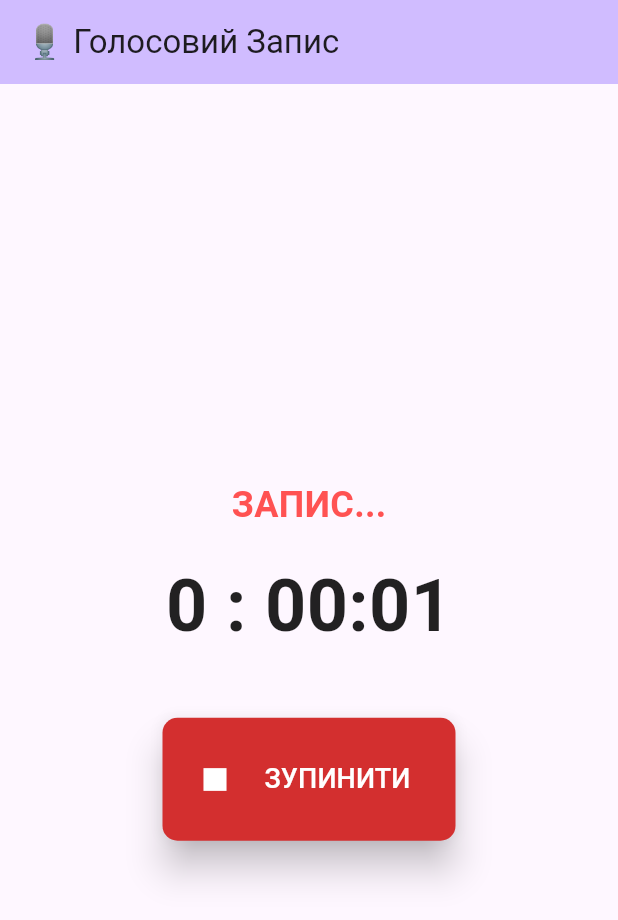
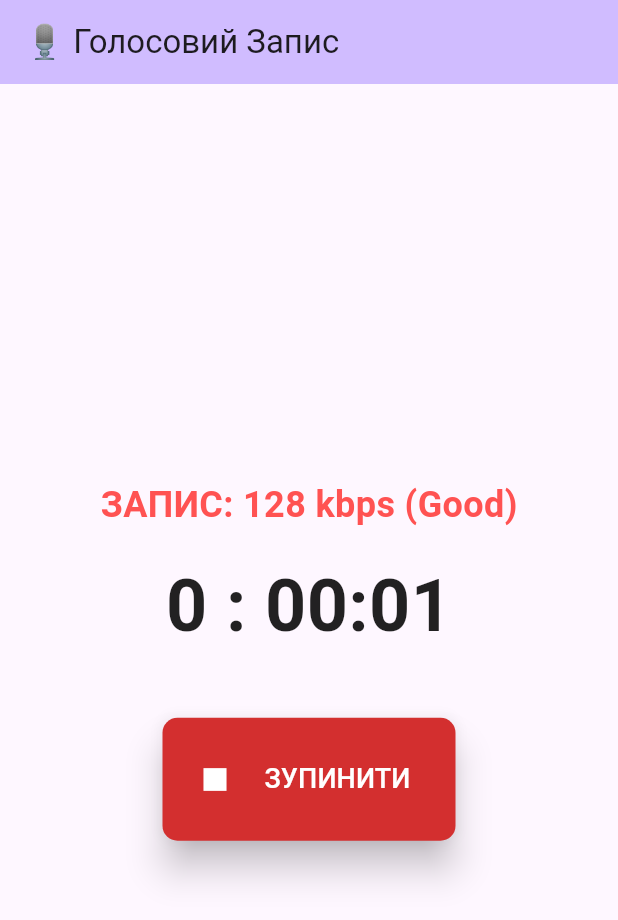
Before and after one commit to NightSDay/AudioRecorderApp, a Flutter app: the screen it shows after launch, after a tap on "ПОЧАТИ ЗАПИС", on a phone screen of 412 x 824 dp. Shown: the top 920 px of the screen. Run offline on Flutter 3.47's test engine with Material 3 defaults, Android fonts, the phone set to English and light mode, and no system bars; our stand-ins replace permission_handler.

Commit message:
timer_audioformat_audioQuality

```diff
--- a/lib/main.dart
+++ b/lib/main.dart
@@ -15,11 +15,7 @@ class MyApp extends StatelessWidget {
     return MaterialApp(
       debugShowCheckedModeBanner: false,
       title: 'Audio Recorder',
-      theme: ThemeData(
-        // Використовуємо Material 3 для сучасного вигляду
-        primarySwatch: Colors.blue,
-        useMaterial3: true,
-      ),
+      theme: ThemeData(primarySwatch: Colors.blue, useMaterial3: true),
       home: const AudioRecorderWidget(),
     );
   }
@@ -37,10 +33,24 @@ class _AudioRecorderWidgetState extends State<AudioRecorderWidget> {
   int secondsElapsed = 0;
   Timer? _timer;
 
+  // 1. Опції бітрейту: [Display Name, Value in bps]
+  // 64000 bps = 64 kbps (низька якість, малий файл)
+  // 128000 bps = 128 kbps (стандартна/хороша якість)
+  // 192000 bps = 192 kbps (висока якість, студійний запис)
+  final List<Map<String, int>> bitRateOptions = const [
+    {'64 kbps (Low)': 64000},
+    {'128 kbps (Good)': 128000},
+    {'192 kbps (High)': 192000},
+  ];
+
+  // 2. Змінна стану для вибраного бітрейту (за замовчуванням 128 kbps)
+  late int _selectedBitRate;
+
   @override
   void initState() {
     super.initState();
-    // Запит дозволів при старті віджета
+    // Ініціалізуємо вибраний бітрейт значенням за замовчуванням
+    _selectedBitRate = bitRateOptions[1].values.first;
     requestPermissions();
   }
 
@@ -50,58 +60,60 @@ class _AudioRecorderWidgetState extends State<AudioRecorderWidget> {
     super.dispose();
   }
 
-  // Запит дозволів на мікрофон
   Future<void> requestPermissions() async {
     await Permission.microphone.request();
   }
 
   void _startTimer() {
-    // Запуск таймера, що оновлює інтерфейс кожну секунду
     _timer = Timer.periodic(const Duration(seconds: 1), (timer) {
       setState(() => secondsElapsed++);
     });
   }
 
   void _stopTimer() {
-    // Зупинка та скасування таймера
     _timer?.cancel();
     _timer = null;
     setState(() => secondsElapsed = 0);
   }
 
-  // Генерація імені файлу з розширенням .m4a
   String _generateFileName() {
     final now = DateTime.now();
     return 'Rec_${now.year}${now.month.toString().padLeft(2, '0')}'
         '${now.day.toString().padLeft(2, '0')}_'
         '${now.hour.toString().padLeft(2, '0')}${now.minute.toString().padLeft(2, '0')}'
-        '${now.second.toString().padLeft(2, '0')}.m4a'; // Використовуємо .m4a для аудіо
+        '${now.second.toString().padLeft(2, '0')}.m4a';
   }
 
   Future<void> startRecording() async {
     final fileName = _generateFileName();
 
-    // Виклик нативного сервісу для початку запису
-    await MicService.startMic(fileName: fileName);
+    // Передаємо вибраний бітрейт
+    await MicService.startMic(fileName: fileName, bitRate: _selectedBitRate);
 
     setState(() => isRecording = true);
     _startTimer();
   }
 
   Future<void> stopRecording() async {
-    // Виклик нативного сервісу для зупинки запису
     await MicService.stopMic();
     setState(() => isRecording = false);
     _stopTimer();
-    // Тут можна додати спливаюче повідомлення про успішне збереження
+  }
+
+  // Функція для перетворення bps у рядок для відображення
+  String _getBitRateDisplayName(int bitRate) {
+    for (var option in bitRateOptions) {
+      if (option.values.first == bitRate) {
+        return option.keys.first;
+      }
+    }
+    return 'Unknown';
   }
 
   @override
   Widget build(BuildContext context) {
-    // Форматування часу MM:SS
     String formattedTime =
         '${(secondsElapsed ~/ 3600)} : ${(secondsElapsed ~/ 60).toString().padLeft(2, '0')}:${(secondsElapsed % 60).toString().padLeft(2, '0')}';
-
     return Scaffold(
       appBar: AppBar(
         title: const Text('🎙️ Голосовий Запис'),
@@ -111,8 +123,54 @@ class _AudioRecorderWidgetState extends State<AudioRecorderWidget> {
         child: Column(
           mainAxisAlignment: MainAxisAlignment.center,
           children: [
+            // 3. Меню вибору бітрейту
+            if (!isRecording) ...[
+              const Text(
+                'Виберіть якість запису:',
+                style: TextStyle(fontSize: 16),
+              ),
+              const SizedBox(height: 8),
+              Container(
+                padding: const EdgeInsets.symmetric(
+                  horizontal: 12,
+                  vertical: 4,
+                ),
+                decoration: BoxDecoration(
+                  borderRadius: BorderRadius.circular(8),
+                  border: Border.all(color: Colors.blue.shade700, width: 2),
+                ),
+                child: DropdownButtonHideUnderline(
+                  child: DropdownButton<int>(
+                    value: _selectedBitRate,
+                    // Дозволяємо змінювати якість тільки коли запис не йде
+                    onChanged: isRecording
+                        ? null
+                        : (int? newValue) {
+                            if (newValue != null) {
+                              setState(() {
+                                _selectedBitRate = newValue;
+                              });
+                            }
+                          },
+                    items: bitRateOptions.map<DropdownMenuItem<int>>((option) {
+                      return DropdownMenuItem<int>(
+                        value: option.values.first,
+                        child: Text(
+                          option.keys.first,
+                          style: const TextStyle(fontSize: 16),
+                        ),
+                      );
+                    }).toList(),
+                  ),
+                ),
+              ),
+              const SizedBox(height: 20),
+            ],
+
             Text(
-              isRecording ? 'ЗАПИС...' : 'Готовий до запису',
+              isRecording
+                  ? 'ЗАПИС: ${_getBitRateDisplayName(_selectedBitRate)}'
+                  : 'Готовий до запису',
               style: TextStyle(
                 fontSize: 24,
                 fontWeight: FontWeight.w600,
@@ -120,7 +178,7 @@ class _AudioRecorderWidgetState extends State<AudioRecorderWidget> {
               ),
             ),
             const SizedBox(height: 16),
-            // Індикатор часу
+
             if (isRecording)
               Text(
                 formattedTime,
@@ -131,6 +189,7 @@ class _AudioRecorderWidgetState extends State<AudioRecorderWidget> {
                 ),
               ),
             const SizedBox(height: 40),
+
             // Кнопка Старт/Стоп
             ElevatedButton.icon(
               icon: Icon(isRecording ? Icons.stop : Icons.mic_none, size: 30),
--- a/lib/mic_service.dart
+++ b/lib/mic_service.dart
@@ -1,16 +1,21 @@
 import 'package:flutter/services.dart';
 
 class MicService {
-  // Назва каналу має збігатися з назвою в MainActivity.kt
   static const MethodChannel _channel = MethodChannel('com.example.micService');
 
-  /// Запускає фоновий сервіс для запису, передаючи ім'я файлу.
-  static Future<void> startMic({required String fileName}) async {
+  /// Запускає фоновий сервіс для запису, передаючи ім'я файлу та бітрейт.
+  static Future<void> startMic({
+    required String fileName,
+    // Цей параметр 'bitRate' є ключовим і повинен бути тут
+    int bitRate = 128000,
+  }) async {
     try {
-      // Викликаємо нативний метод 'startMic' і передаємо Map з аргументами
-      await _channel.invokeMethod('startMic', {'fileName': fileName});
+      // Передаємо і fileName, і bitRate на нативну сторону
+      await _channel.invokeMethod('startMic', {
+        'fileName': fileName,
+        'bitRate': bitRate,
+      });
     } on PlatformException catch (e) {
-      // Обробка помилок, якщо MethodChannel не може викликати нативний метод
       print("Failed to start mic service: '${e.message}'.");
     }
   }
```
Also changed, not shown: 1 other file.
